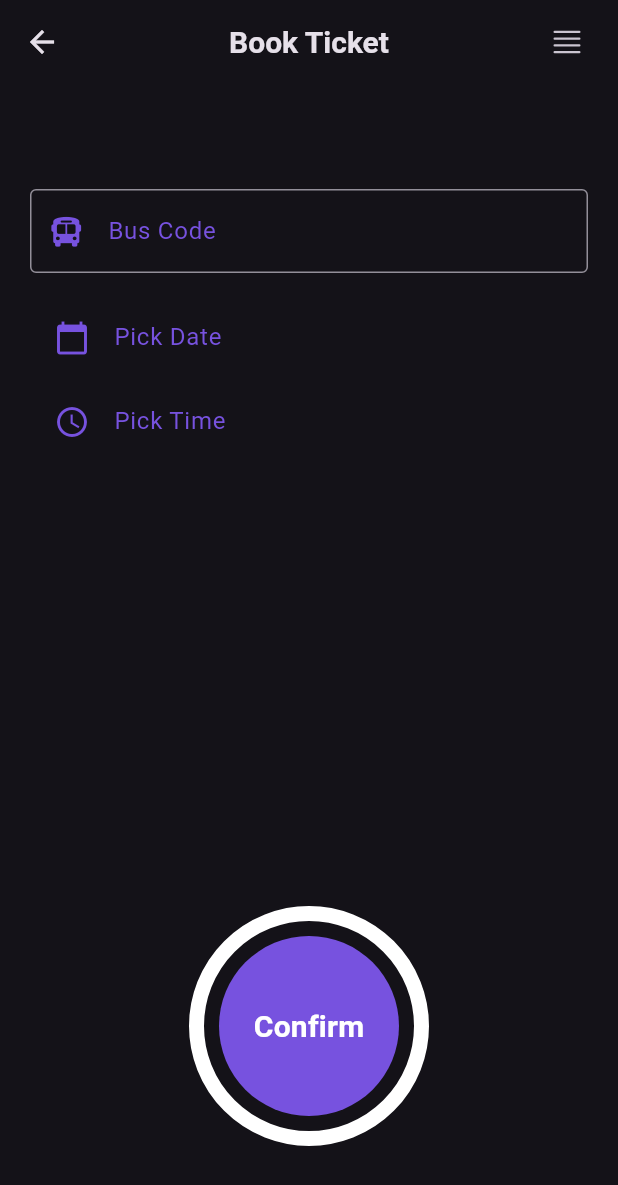
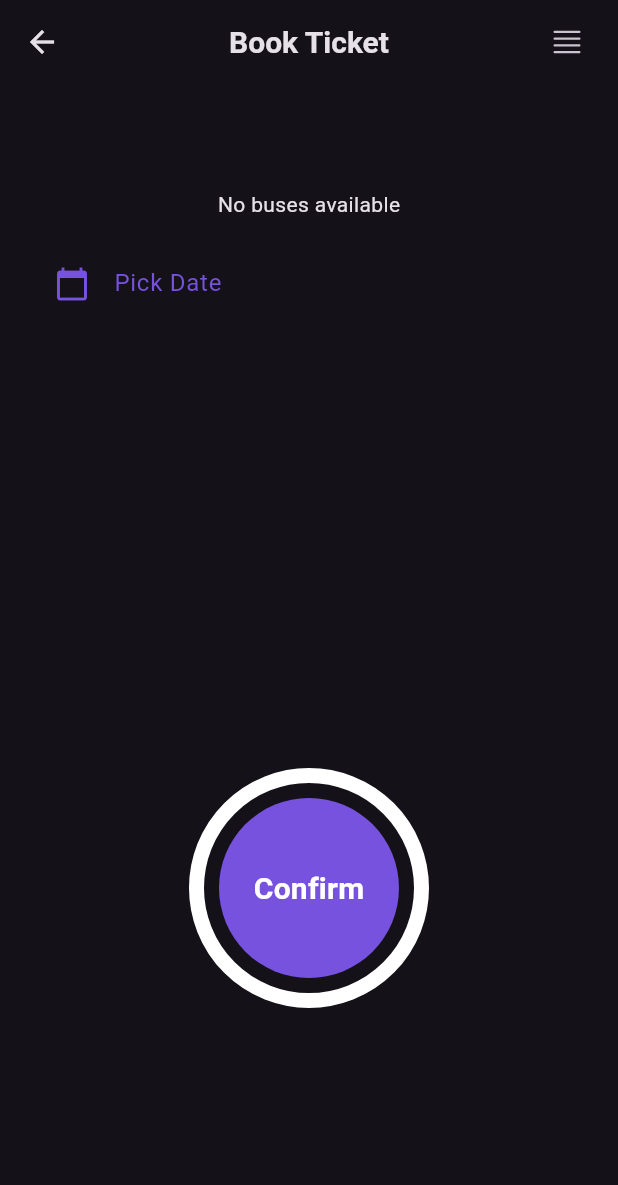
Before and after one commit to DIP-SARKER/routeradar, a Flutter app: the BookTicketPage screen opened directly, on a phone screen of 412 x 824 dp. Shown: the top 1185 px of the screen. Run offline on Flutter 3.47's test engine with Material 3 defaults, Android fonts, the phone set to English and light mode, and no system bars; our stand-ins replace animated_text_kit, cloud_firestore, firebase_auth, firebase_core, flutter_map, get and 5 more; missing offline and left inert: flutter_map_location_marker; accounts and stored records are empty.

Commit message:
bookticket

```diff
--- a/lib/database/authentication.dart
+++ b/lib/database/authentication.dart
@@ -12,6 +12,8 @@ class AuthenticationServices {
 
   Stream<User?> get authStateChanges => firebaseAuth.authStateChanges();
 
+  String globalPassword = '';
+
   String? getCurrentUserUID() {
     return currentUser?.uid;
   }
@@ -20,12 +22,12 @@ class AuthenticationServices {
     required String email,
     required String password,
   }) async {
+    globalPassword = password;
     return await firebaseAuth.signInWithEmailAndPassword(
       email: email,
       password: password,
     );
   }
-
 
   Future<UserCredential> createAccount({
     required String email,
--- a/lib/pages/bookticketpage.dart
+++ b/lib/pages/bookticketpage.dart
@@ -1,6 +1,6 @@
 import 'dart:async';
 import 'package:flutter/material.dart';
-import 'package:icons_plus/icons_plus.dart';
+import 'package:routeradar/database/database.dart';
 import 'package:routeradar/widgets/customappbar.dart';
 
 class BookTicketPage extends StatefulWidget {
@@ -12,11 +12,19 @@ class _BookTicketPageState extends State<BookTicketPage>
     with SingleTickerProviderStateMixin {
   final TextEditingController _busCodeController = TextEditingController();
   DateTime? _selectedDate;
-  TimeOfDay? _selectedTime;
+  String? _selectedBus;
 
   double _progress = 0.0;
   Timer? _timer;
-  final double _holdDuration = 2.0; // seconds
+  final double _holdDuration = 2.0;
+
+  late Future<List<Map<String, dynamic>>> _busInfoFuture;
+
+  @override
+  void initState() {
+    super.initState();
+    _busInfoFuture = database.value.getBusInfo();
+  }
 
   void _startHoldProgress() {
     _timer?.cancel();
@@ -40,27 +48,44 @@ class _BookTicketPageState extends State<BookTicketPage>
     });
   }
 
-  void _confirmTicket() {
+  Future<void> confirmPurchase() async {
+    final buses = await _busInfoFuture;
+    final selectedBusInfo = _getSelectedBusInfo(buses);
+    final fare = selectedBusInfo?['fare'] ?? 0;
+
+    database.value.UpdateBalance(-fare);
+  }
+
+  void _confirmTicket() async {
+    await confirmPurchase();
+
     showDialog(
       context: context,
-      builder: (_) => AlertDialog(
-        title: Text("Ticket Confirmed"),
-        content: Text("Your ticket has been successfully booked!"),
+      builder: (BuildContext context) {
+        return AlertDialog(
+          title: Text("Ticket Confirmed",
+              style: TextStyle(
+                color: Colors.green,
+                fontSize: 20,
+              )),
+          content: Text("Your ticket has been successfully booked!",
+              style: TextStyle(color: Colors.white, fontSize: 15)),
           actions: [
             TextButton(
-            child: Text("OK"),
               onPressed: () {
                 Navigator.pop(context);
                 setState(() {
                   _busCodeController.clear();
                   _selectedDate = null;
-                _selectedTime = null;
+                  _selectedBus = null;
                   _progress = 0.0;
                 });
               },
-          )
+              child: Text("OK"),
+            ),
           ],
-      ),
+        );
+      },
     );
   }
 
@@ -74,14 +99,6 @@ class _BookTicketPageState extends State<BookTicketPage>
     if (date != null) setState(() => _selectedDate = date);
   }
 
-  Future<void> _pickTime() async {
-    final time = await showTimePicker(
-      context: context,
-      initialTime: _selectedTime ?? TimeOfDay.now(),
-    );
-    if (time != null) setState(() => _selectedTime = time);
-  }
-
   @override
   void dispose() {
     _timer?.cancel();
@@ -91,8 +108,13 @@ class _BookTicketPageState extends State<BookTicketPage>
 
   String _formatDate(DateTime? date) =>
       date == null ? "Pick Date" : "${date.year}-${date.month}-${date.day}";
-  String _formatTime(TimeOfDay? time) =>
-      time == null ? "Pick Time" : time.format(context);
+
+  Map<String, dynamic>? _getSelectedBusInfo(List<Map<String, dynamic>> buses) {
+    return buses.firstWhere(
+      (bus) => bus['bus'] == _selectedBus,
+      orElse: () => {},
+    );
+  }
 
   @override
   Widget build(BuildContext context) {
@@ -104,22 +126,74 @@ class _BookTicketPageState extends State<BookTicketPage>
           child: Column(
             children: [
               SizedBox(height: 50),
-              TextField(
-                cursorColor: Theme.of(context).primaryColor,
-                controller: _busCodeController,
-                keyboardType: TextInputType.emailAddress,
+              FutureBuilder<List<Map<String, dynamic>>>(
+                future: _busInfoFuture,
+                builder: (context, snapshot) {
+                  if (snapshot.connectionState == ConnectionState.waiting) {
+                    return CircularProgressIndicator();
+                  } else if (snapshot.hasError) {
+                    return Text("Error loading bus info");
+                  } else if (!snapshot.hasData || snapshot.data!.isEmpty) {
+                    return Text("No buses available");
+                  }
+
+                  final buses = snapshot.data!;
+                  final selectedBusInfo = _getSelectedBusInfo(buses);
+
+                  return Column(
+                    crossAxisAlignment: CrossAxisAlignment.start,
+                    children: [
+                      DropdownButtonFormField<String>(
                         decoration: InputDecoration(
-                  labelText: "Bus Code",
-                  labelStyle: TextStyle(color: Theme.of(context).primaryColor),
-                  hintText: "Enter Bus Code",
-                  hintStyle: TextStyle(color: Colors.grey),
-                  border: OutlineInputBorder(),
-                  prefixIcon: Icon(
-                    FontAwesome.bus_solid,
-                    size: 20,
-                    color: Theme.of(context).primaryColor,
+                          labelText: "Select Bus",
+                          helperStyle: TextStyle(color: Colors.grey),
+                          border: OutlineInputBorder(
+                            borderRadius: BorderRadius.circular(12),
                           ),
                         ),
+                        value: _selectedBus,
+                        items: buses.map((bus) {
+                          final busName = bus['bus'];
+                          return DropdownMenuItem<String>(
+                            value: busName,
+                            child: Text(busName,
+                                style: TextStyle(
+                                    color: Theme.of(context).primaryColor)),
+                          );
+                        }).toList(),
+                        onChanged: (value) {
+                          setState(() {
+                            _selectedBus = value;
+                          });
+                        },
+                      ),
+                      if (_selectedBus != null && selectedBusInfo != null) ...[
+                        Padding(
+                          padding: const EdgeInsets.only(left: 15),
+                          child: Column(
+                            crossAxisAlignment: CrossAxisAlignment.start,
+                            children: [
+                              SizedBox(height: 10),
+                              Text(
+                                "Route: ${selectedBusInfo['startPoint']} to ${selectedBusInfo['endPoint']}",
+                                style: TextStyle(
+                                    fontSize: 16,
+                                    color: Theme.of(context).primaryColor),
+                              ),
+                              SizedBox(height: 5),
+                              Text(
+                                "Fare: ৳ ${selectedBusInfo['fare']?.toStringAsFixed(2) ?? 'N/A'}",
+                                style: TextStyle(
+                                    fontSize: 16,
+                                    color: Theme.of(context).primaryColor),
+                              ),
+                            ],
+                          ),
+                        ),
+                      ],
+                    ],
+                  );
+                },
               ),
               SizedBox(height: 15),
               ListTile(
@@ -130,15 +204,6 @@ class _BookTicketPageState extends State<BookTicketPage>
                 leading: Icon(Icons.calendar_today,
                     color: Theme.of(context).primaryColor),
                 onTap: _pickDate,
-              ),
-              ListTile(
-                title: Text(
-                  _formatTime(_selectedTime),
-                  style: TextStyle(color: Theme.of(context).primaryColor),
-                ),
-                leading: Icon(Icons.access_time,
-                    color: Theme.of(context).primaryColor),
-                onTap: _pickTime,
               ),
               SizedBox(height: 300),
               GestureDetector(
--- a/lib/pages/feedback.dart
+++ b/lib/pages/feedback.dart
@@ -58,7 +58,9 @@ class _FeedbackComplaintsPageState extends State<FeedbackComplaintsPage> {
                 items: _complaintTypes.map((type) {
                   return DropdownMenuItem<String>(
                     value: type,
-                    child: Text(type),
+                    child: Text(type,
+                        style:
+                            TextStyle(color: Theme.of(context).primaryColor)),
                   );
                 }).toList(),
                 onChanged: (value) {
--- a/lib/pages/login.dart
+++ b/lib/pages/login.dart
@@ -3,7 +3,6 @@ import 'package:flutter/material.dart';
 import 'package:icons_plus/icons_plus.dart';
 import 'package:lottie/lottie.dart';
 import 'package:routeradar/database/authentication.dart';
-import 'package:routeradar/database/database.dart';
 import 'package:routeradar/pages/homepage.dart';
 import 'package:routeradar/pages/signup_request_page.dart';
 
@@ -149,7 +148,7 @@ class _LoginPageState extends State<LoginPage> {
                       fontSize: 20,
                     )),
                 content: Text(
-                    "Successfully logged in as ${database.value.getUserinfo("name")}.",
+                    "Successfully logged in.",
                     style: TextStyle(color: Colors.white, fontSize: 15)),
                 actions: [
                   TextButton(
```
Also changed, not shown: lib/database/database.dart (+19 -0 lines), lib/pages/profileeditpage.dart (+163 -116 lines), 4 other files. Lines whose indentation alone changed are shown as unchanged.
